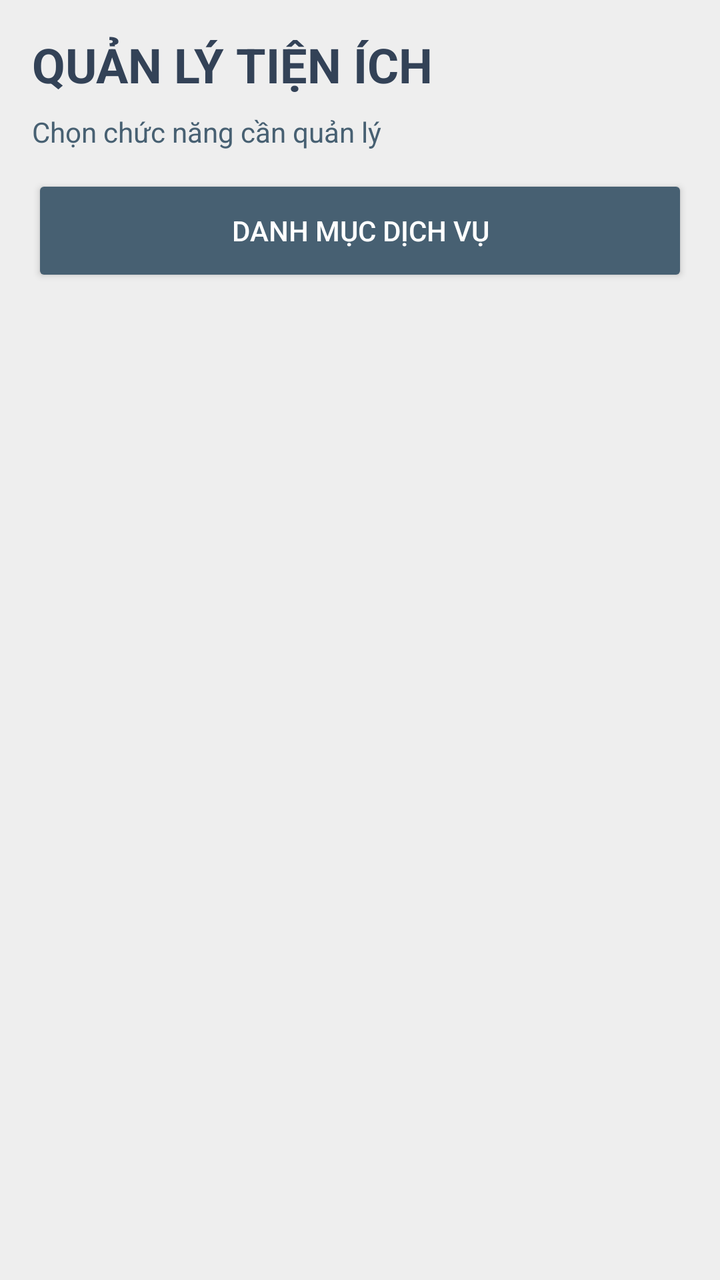
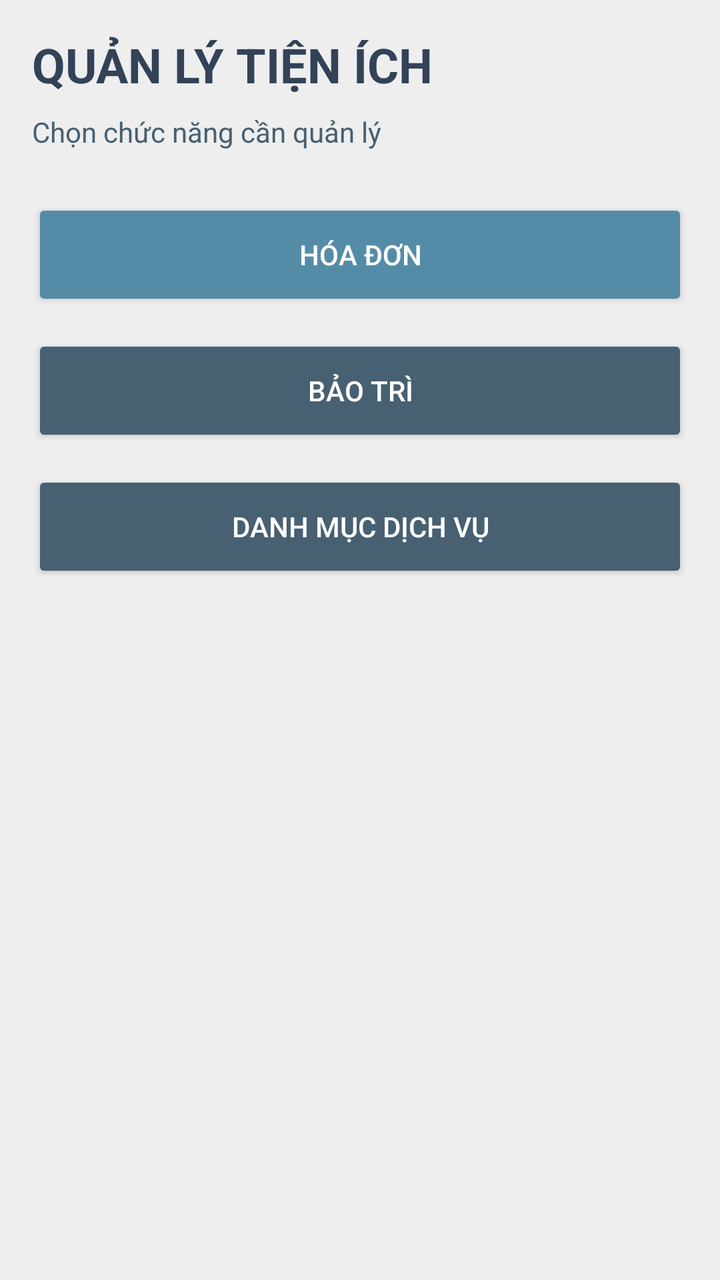

The first picture is an Android layout as it rendered before a commit; the second is the same layout after the commit. The layout source and the unified diff follow.
<!-- AndroidManifest.xml: application theme Theme.Rentaly_Management -->
<!-- res/layout/fragment_service.xml -->
<?xml version="1.0" encoding="utf-8"?>
<LinearLayout xmlns:android="http://schemas.android.com/apk/res/android" android:layout_width="match_parent" android:layout_height="match_parent" android:orientation="vertical" android:padding="16dp" android:background="@color/background">
    <TextView android:layout_width="match_parent" android:layout_height="wrap_content" android:text="QUẢN LÝ TIỆN ÍCH" android:textColor="@color/dark_navy" android:textSize="24sp" android:textStyle="bold" />
    <TextView android:layout_width="match_parent" android:layout_height="wrap_content" android:layout_marginTop="8dp" android:text="Chọn chức năng cần quản lý" android:textColor="@color/secondary" />

    <Button android:id="@+id/service_open_catalog" android:layout_width="match_parent" android:layout_height="56dp" android:layout_marginTop="12dp" android:backgroundTint="@color/secondary" android:text="Danh mục dịch vụ" android:textColor="@color/white" />
</LinearLayout>
<!-- resources referenced by this layout -->
<resources>
  <color name="background">#EEEEEE</color>
  <color name="dark_navy">#334257</color>
  <color name="secondary">#476072</color>
  <color name="white">#FFFFFFFF</color>
  <style name="Theme.Rentaly_Management" parent="Base.Theme.Rentaly_Management" />
  <style name="Base.Theme.Rentaly_Management" parent="Theme.Material3.DayNight.NoActionBar">
          
          
      </style>
</resources>

<!-- the commit's change to res/layout/fragment_service.xml (unified diff, before → after) -->
@@ -3,5 +3,7 @@
     <TextView android:layout_width="match_parent" android:layout_height="wrap_content" android:text="QUẢN LÝ TIỆN ÍCH" android:textColor="@color/dark_navy" android:textSize="24sp" android:textStyle="bold" />
     <TextView android:layout_width="match_parent" android:layout_height="wrap_content" android:layout_marginTop="8dp" android:text="Chọn chức năng cần quản lý" android:textColor="@color/secondary" />
 
+    <Button android:id="@+id/service_open_invoice" android:layout_width="match_parent" android:layout_height="56dp" android:layout_marginTop="24dp" android:backgroundTint="@color/primary" android:text="Hóa đơn" android:textColor="@color/white" />
+    <Button android:id="@+id/service_open_maintenance" android:layout_width="match_parent" android:layout_height="56dp" android:layout_marginTop="12dp" android:backgroundTint="@color/secondary" android:text="Bảo trì" android:textColor="@color/white" />
     <Button android:id="@+id/service_open_catalog" android:layout_width="match_parent" android:layout_height="56dp" android:layout_marginTop="12dp" android:backgroundTint="@color/secondary" android:text="Danh mục dịch vụ" android:textColor="@color/white" />
 </LinearLayout>
<!-- resource entries referenced after the edit -->
@@ -2,6 +2,7 @@
 <resources>
   <color name="background">#EEEEEE</color>
   <color name="dark_navy">#334257</color>
+  <color name="primary">#548CA8</color>
   <color name="secondary">#476072</color>
   <color name="white">#FFFFFFFF</color>
   <style name="Theme.Rentaly_Management" parent="Base.Theme.Rentaly_Management" />
